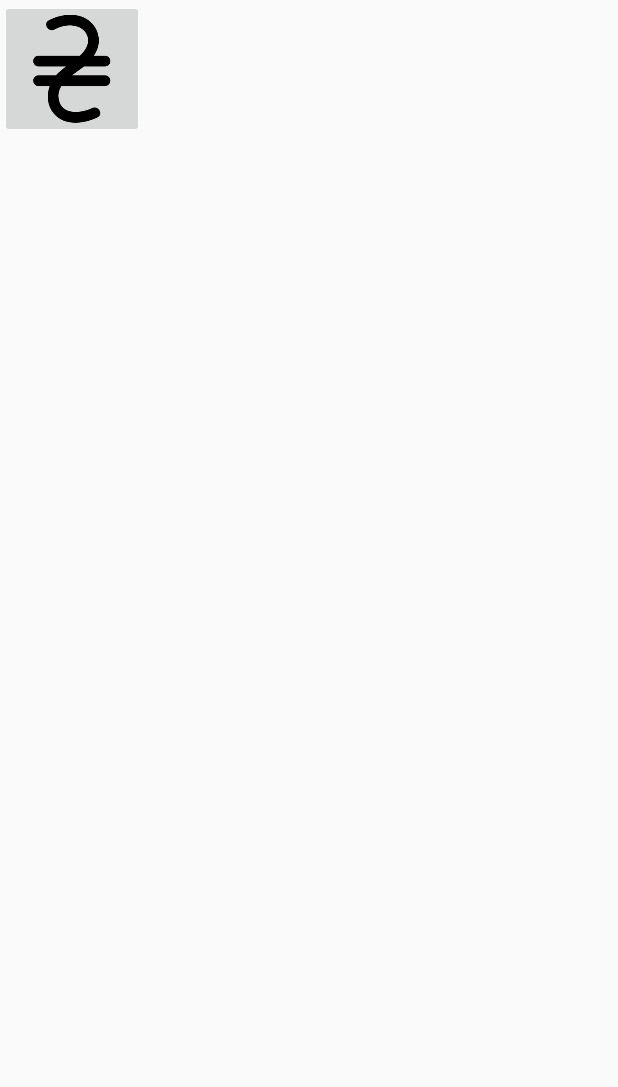
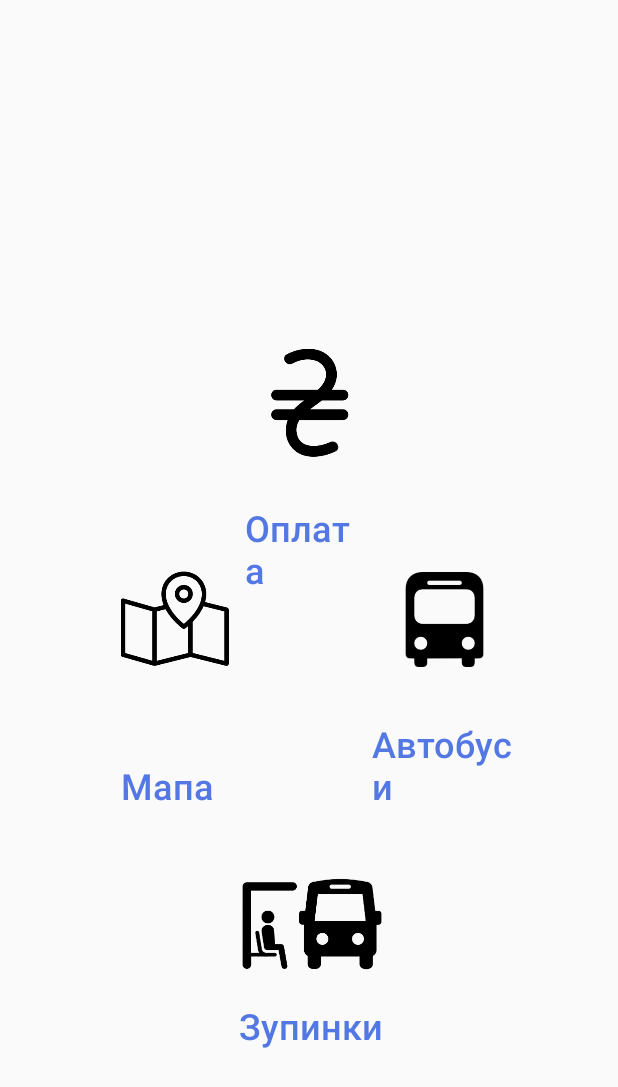
Before and after one commit to Coldqz/smartbusold, an Android app: the screen it shows after launch (MainActivity), on a phone screen of 412 x 824 dp. Shown: the top 1087 px of the screen. Run offline under Robolectric (Android 15) with nearby library versions, the phone set to English and light mode, and no system bars.

Commit message:
4 main buttons

```diff
--- a/app/src/main/res/layout/activity_main.xml
+++ b/app/src/main/res/layout/activity_main.xml
@@ -7,10 +7,134 @@
     tools:context=".MainActivity" >
 
     <ImageButton
-        android:id="@+id/imageButton"
+        android:id="@+id/hryvnaButton"
         android:layout_width="wrap_content"
         android:layout_height="wrap_content"
-        app:srcCompat="@drawable/hryvna_icon"
-        tools:layout_editor_absoluteX="148dp"
-        tools:layout_editor_absoluteY="189dp" />
+        android:layout_marginStart="152dp"
+        android:layout_marginLeft="152dp"
+        android:layout_marginTop="154dp"
+        android:layout_marginEnd="151dp"
+        android:layout_marginRight="151dp"
+        android:layout_marginBottom="441dp"
+        android:background="@null"
+        app:layout_constraintBottom_toBottomOf="parent"
+        app:layout_constraintEnd_toEndOf="parent"
+        app:layout_constraintStart_toStartOf="parent"
+        app:layout_constraintTop_toTopOf="parent"
+        app:srcCompat="@drawable/hryvna_icon" />
+
+    <TextView
+        android:id="@+id/textView2"
+        android:layout_width="82dp"
+        android:layout_height="wrap_content"
+        android:layout_marginStart="147dp"
+        android:layout_marginLeft="147dp"
+        android:layout_marginEnd="146dp"
+        android:layout_marginRight="146dp"
+        android:layout_marginBottom="428dp"
+        android:background="@null"
+        android:fontFamily="sans-serif-medium"
+        android:text="Оплата"
+        android:textColor="#5378E3"
+        android:textSize="24sp"
+        app:layout_constraintBottom_toBottomOf="parent"
+        app:layout_constraintEnd_toEndOf="parent"
+        app:layout_constraintHorizontal_bias="0.444"
+        app:layout_constraintStart_toStartOf="parent" />
+
+    <TextView
+        android:id="@+id/textView3"
+        android:layout_width="62dp"
+        android:layout_height="wrap_content"
+        android:layout_marginBottom="284dp"
+        android:background="@null"
+        android:fontFamily="sans-serif-medium"
+        android:text="Мапа"
+        android:textColor="#5378E3"
+        android:textSize="24sp"
+        app:layout_constraintBottom_toBottomOf="parent"
+        app:layout_constraintEnd_toEndOf="parent"
+        app:layout_constraintHorizontal_bias="0.23"
+        app:layout_constraintStart_toStartOf="parent" />
+
+    <TextView
+        android:id="@+id/textView4"
+        android:layout_width="107dp"
+        android:layout_height="wrap_content"
+        android:layout_marginBottom="284dp"
+        android:background="@null"
+        android:fontFamily="sans-serif-medium"
+        android:text="Автобуси"
+        android:textColor="#5378E3"
+        android:textSize="24sp"
+        app:layout_constraintBottom_toBottomOf="parent"
+        app:layout_constraintEnd_toEndOf="parent"
+        app:layout_constraintHorizontal_bias="0.814"
+        app:layout_constraintStart_toStartOf="parent" />
+
+    <TextView
+        android:id="@+id/textView5"
+        android:layout_width="96dp"
+        android:layout_height="wrap_content"
+        android:layout_marginBottom="124dp"
+        android:background="@null"
+        android:fontFamily="sans-serif-medium"
+        android:text="Зупинки"
+        android:textColor="#5378E3"
+        android:textSize="24sp"
+        app:layout_constraintBottom_toBottomOf="parent"
+        app:layout_constraintEnd_toEndOf="parent"
+        app:layout_constraintHorizontal_bias="0.505"
+        app:layout_constraintStart_toStartOf="parent" />
+
+    <ImageButton
+        android:id="@+id/imageView5"
+        android:layout_width="wrap_content"
+        android:layout_height="wrap_content"
+        android:layout_marginStart="62dp"
+        android:layout_marginLeft="62dp"
+        android:layout_marginTop="298dp"
+        android:layout_marginEnd="241dp"
+        android:layout_marginRight="241dp"
+        android:layout_marginBottom="297dp"
+        android:background="@null"
+        app:layout_constraintBottom_toBottomOf="parent"
+        app:layout_constraintEnd_toEndOf="parent"
+        app:layout_constraintStart_toStartOf="parent"
+        app:layout_constraintTop_toTopOf="parent"
+        app:srcCompat="@drawable/map_icon" />
+
+    <ImageButton
+        android:id="@+id/imageView6"
+        android:layout_width="wrap_content"
+        android:layout_height="wrap_content"
+        android:layout_marginStart="141dp"
+        android:layout_marginLeft="141dp"
+        android:layout_marginTop="411dp"
+        android:layout_marginEnd="137dp"
+        android:layout_marginRight="137dp"
+        android:layout_marginBottom="159dp"
+        android:background="@null"
+        app:layout_constraintBottom_toBottomOf="parent"
+        app:layout_constraintEnd_toEndOf="parent"
+        app:layout_constraintStart_toStartOf="parent"
+        app:srcCompat="@drawable/bus_stop_icon" />
+
+    <ImageButton
+        android:id="@+id/imageView7"
+        android:layout_width="wrap_content"
+        android:layout_height="wrap_content"
+        android:layout_marginStart="246dp"
+        android:layout_marginLeft="246dp"
+        android:layout_marginTop="303dp"
+        android:layout_marginEnd="66dp"
+        android:layout_marginRight="66dp"
+        android:layout_marginBottom="301dp"
+        android:background="@null"
+        app:layout_constraintBottom_toBottomOf="parent"
+        app:layout_constraintEnd_toEndOf="parent"
+        app:layout_constraintStart_toStartOf="parent"
+        app:layout_constraintTop_toTopOf="parent"
+        app:srcCompat="@drawable/busfront_icon" />
+
 </androidx.constraintlayout.widget.ConstraintLayout>
```
